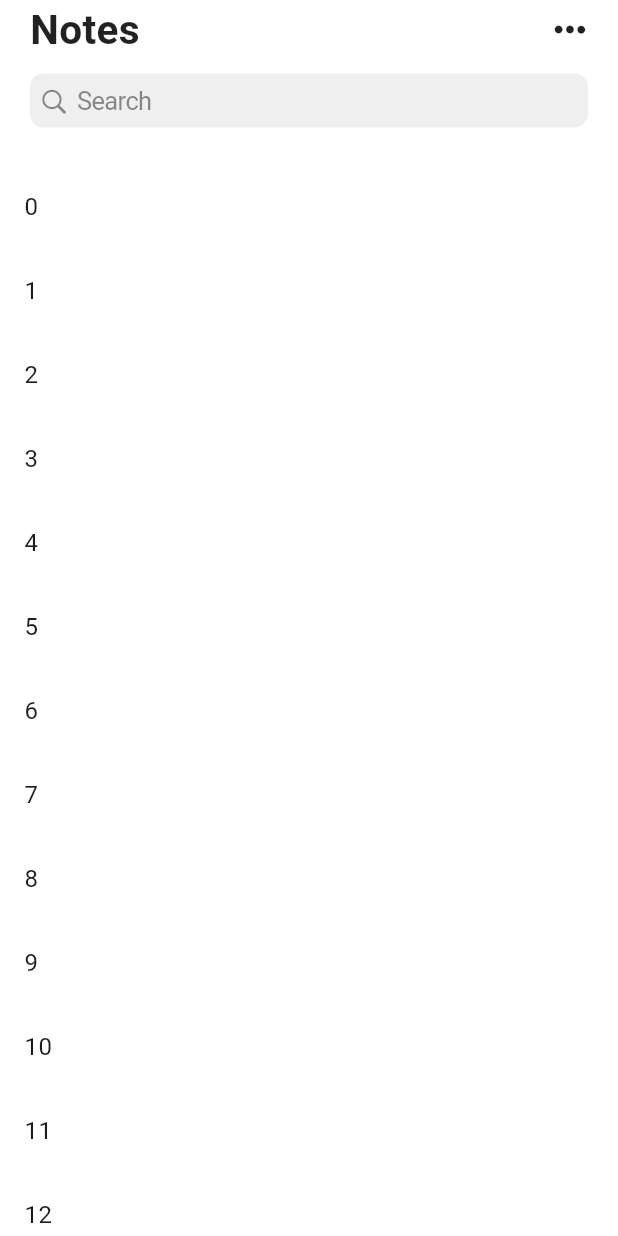
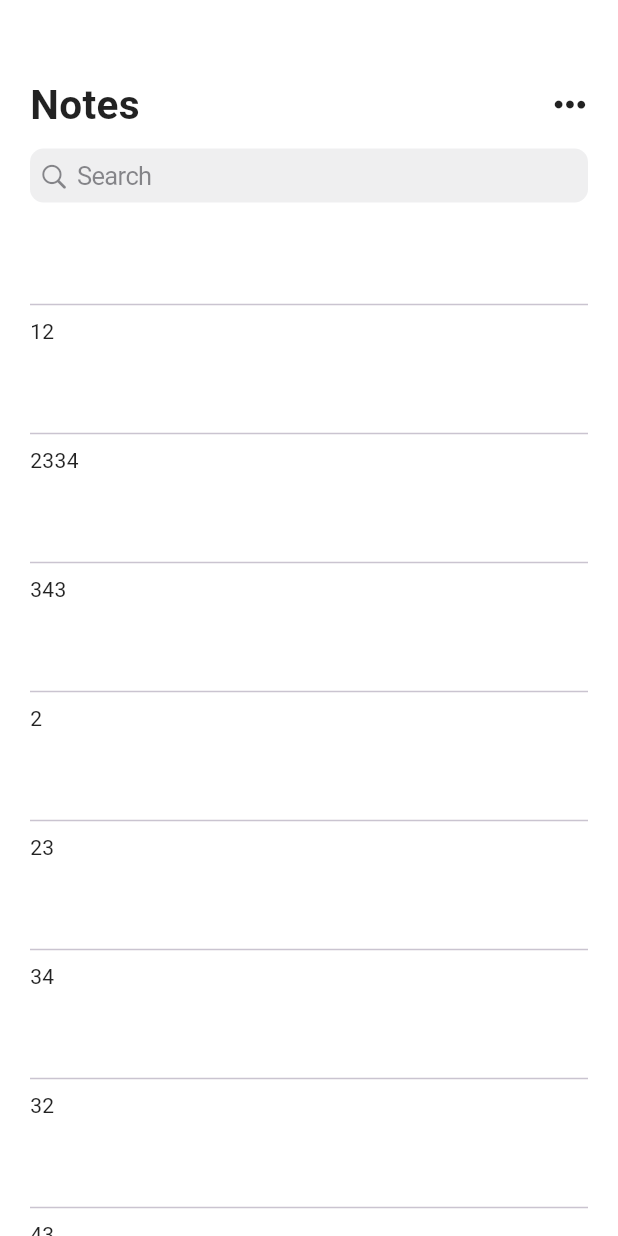
Before and after one commit to James1412/unmissable, a Flutter app: the screen it shows after launch, on a phone screen of 412 x 824 dp. Run offline on Flutter 3.47's test engine with Material 3 defaults, Android fonts, the phone set to English and light mode, and no system bars; our stand-ins replace font_awesome_flutter, hive_flutter; accounts and stored records are empty.

Commit message:
🔼 Always on top sliver and list view

```diff
--- a/lib/main.dart
+++ b/lib/main.dart
@@ -1,6 +1,5 @@
 import 'package:flutter/material.dart';
 import 'package:hive_flutter/hive_flutter.dart';
-import 'package:provider/provider.dart';
 import 'package:unmissable/screens/home_screen.dart';
 import 'package:unmissable/themes.dart';
 
--- a/lib/screens/home_screen.dart
+++ b/lib/screens/home_screen.dart
@@ -10,6 +10,29 @@ class HomeScreen extends StatefulWidget {
 }
 
 class _HomeScreenState extends State<HomeScreen> {
+  List notes = [
+    '1',
+    '12',
+    '2334',
+    '343',
+    '2',
+    23,
+    34,
+    32,
+    43,
+    42,
+    34,
+    23,
+    4,
+    3,
+    24,
+    34,
+    2,
+    34,
+    2,
+    34,
+  ];
+
   @override
   Widget build(BuildContext context) {
     return GestureDetector(
@@ -21,25 +44,32 @@ class _HomeScreenState extends State<HomeScreen> {
       child: Scaffold(
         resizeToAvoidBottomInset: false,
         backgroundColor: Colors.white,
-        body: SafeArea(
-          child: NestedScrollView(
-            floatHeaderSlivers: true,
-            scrollBehavior: const CupertinoScrollBehavior(),
-            physics: const NeverScrollableScrollPhysics(),
-            headerSliverBuilder: (context, innerBoxIsScrolled) => [
+        body: Padding(
+          padding: const EdgeInsets.symmetric(horizontal: 20),
+          child: CustomScrollView(
+            slivers: [
               SliverPersistentHeader(
-                floating: true,
+                pinned: true,
                 delegate: CustomDelegate(),
               ),
-            ],
-            body: ListView(
-              children: List.generate(
-                100,
-                (index) => ListTile(
-                  title: Text("$index"),
+              SliverToBoxAdapter(
+                child: Transform.translate(
+                  offset: const Offset(0, -25),
+                  child: ListView.separated(
+                    physics: const NeverScrollableScrollPhysics(),
+                    shrinkWrap: true,
+                    itemCount: notes.length,
+                    separatorBuilder: (context, index) => const Divider(),
+                    itemBuilder: (context, index) => SizedBox(
+                      height: 70,
+                      child: Text(
+                        notes[index].toString(),
                       ),
                     ),
                   ),
+                ),
+              )
+            ],
           ),
         ),
       ),
@@ -53,10 +83,11 @@ class CustomDelegate extends SliverPersistentHeaderDelegate {
       BuildContext context, double shrinkOffset, bool overlapsContent) {
     return Container(
       color: Colors.white,
-      child: const Padding(
-        padding: EdgeInsets.symmetric(horizontal: 20),
-        child: Column(
+      child: const Column(
         children: [
+          SizedBox(
+            height: 50,
+          ),
           Row(
             mainAxisAlignment: MainAxisAlignment.spaceBetween,
             children: [
@@ -73,15 +104,14 @@ class CustomDelegate extends SliverPersistentHeaderDelegate {
           CupertinoSearchTextField(),
         ],
       ),
-      ),
     );
   }
 
   @override
-  double get maxExtent => 110;
+  double get maxExtent => 150;
 
   @override
-  double get minExtent => 110;
+  double get minExtent => 150;
 
   @override
   bool shouldRebuild(covariant SliverPersistentHeaderDelegate oldDelegate) {
```
Lines whose indentation alone changed are shown as unchanged.
